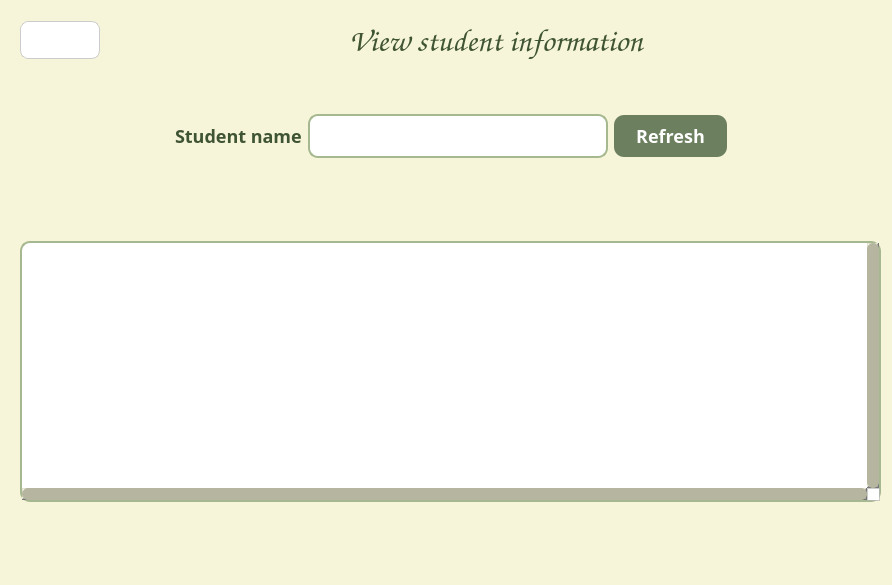
This is viewstudentinformation.ui in sofiiahaman/OOP-Project as Qt 5 draws it before an edit. The edited form follows.
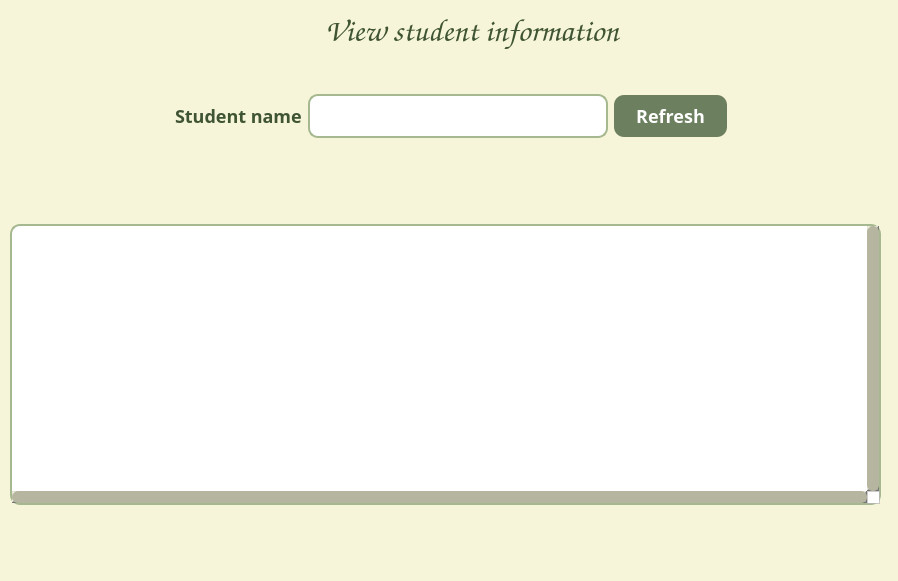
This is the edited form. Icons and pictures are not drawn.

```diff
--- a/viewstudentinformation.ui
+++ b/viewstudentinformation.ui
@@ -6,8 +6,8 @@
    <rect>
     <x>0</x>
     <y>0</y>
-    <width>892</width>
-    <height>585</height>
+    <width>898</width>
+    <height>581</height>
    </rect>
   </property>
   <property name="windowTitle">
@@ -66,11 +66,15 @@
     background-color: #5b6c50;
 }
 
-/* ======== BACK BUTTON ======== */
+/* BACK BUTTON */
 #goBackButton {
     background: transparent;
     border: none;
-    font-size: 20px;
+    color: #42522b;
+    font-size: 16px;
+}
+QPushButton#goBackButton:hover {
+    background-color: #d7d9c6;
 }
 
 /* ======== TABLE VIEW ======== */
@@ -127,58 +131,35 @@
    </property>
    <layout class="QVBoxLayout" name="verticalLayout" stretch="1,1,2">
     <property name="spacing">
-     <number>10</number>
+     <number>0</number>
     </property>
     <property name="sizeConstraint">
      <enum>QLayout::SizeConstraint::SetNoConstraint</enum>
     </property>
     <property name="leftMargin">
-     <number>10</number>
+     <number>0</number>
     </property>
     <property name="topMargin">
-     <number>10</number>
+     <number>0</number>
     </property>
     <property name="rightMargin">
-     <number>10</number>
+     <number>0</number>
     </property>
     <property name="bottomMargin">
-     <number>10</number>
+     <number>0</number>
     </property>
     <item>
      <layout class="QHBoxLayout" name="horizontalLayout">
+      <property name="spacing">
+       <number>0</number>
+      </property>
       <item>
        <widget class="QPushButton" name="goBackButton">
-        <property name="enabled">
-         <bool>true</bool>
-        </property>
-        <property name="minimumSize">
-         <size>
-          <width>0</width>
-          <height>0</height>
-         </size>
-        </property>
-        <property name="maximumSize">
-         <size>
-          <width>100</width>
-          <height>16777215</height>
-         </size>
-        </property>
-        <property name="styleSheet">
-         <string notr="true">#goBackButton {
-    background-color: white;     /* білий фон */
-    color: #333333;              /* темно-сірий текст */
-    border: 1px solid #cccccc;   /* легка сіра рамка */
-    border-radius: 8px;          /* заокруглені кути */
-    padding: 6px 12px;           /* відступи */
-}
-
-#goBackButton:hover {
-    background-color: #f2f2f2;   /* трохи темніший при наведенні */
-}
-
-#goBackButton:pressed {
-    background-color: #e6e6e6;   /* ще темніший при натисканні */
-}</string>
+        <property name="sizePolicy">
+         <sizepolicy hsizetype="Fixed" vsizetype="Fixed">
+          <horstretch>0</horstretch>
+          <verstretch>0</verstretch>
+         </sizepolicy>
         </property>
         <property name="text">
          <string/>
@@ -194,6 +175,9 @@
         <property name="orientation">
          <enum>Qt::Orientation::Horizontal</enum>
         </property>
+        <property name="sizeType">
+         <enum>QSizePolicy::Policy::Expanding</enum>
+        </property>
         <property name="sizeHint" stdset="0">
          <size>
           <width>40</width>
@@ -230,6 +214,9 @@
         <property name="orientation">
          <enum>Qt::Orientation::Horizontal</enum>
         </property>
+        <property name="sizeType">
+         <enum>QSizePolicy::Policy::Expanding</enum>
+        </property>
         <property name="sizeHint" stdset="0">
          <size>
           <width>40</width>
@@ -268,7 +255,7 @@
         <rect>
          <x>0</x>
          <y>0</y>
-         <width>861</width>
+         <width>881</width>
          <height>131</height>
         </rect>
        </property>
@@ -379,8 +366,8 @@
         <rect>
          <x>0</x>
          <y>0</y>
-         <width>861</width>
-         <height>261</height>
+         <width>871</width>
+         <height>281</height>
         </rect>
        </property>
        <property name="minimumSize">
```
Left out of the diff: 2 changed lines with no effect on the pictures.
